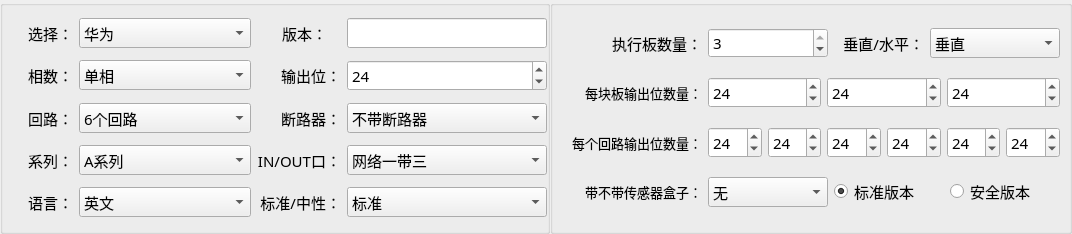
Above: PDU-QualityTest/home/home_mpduparamwid.ui from ChinaClever/PDU-QualityTest before the change. Below: the same form after it.
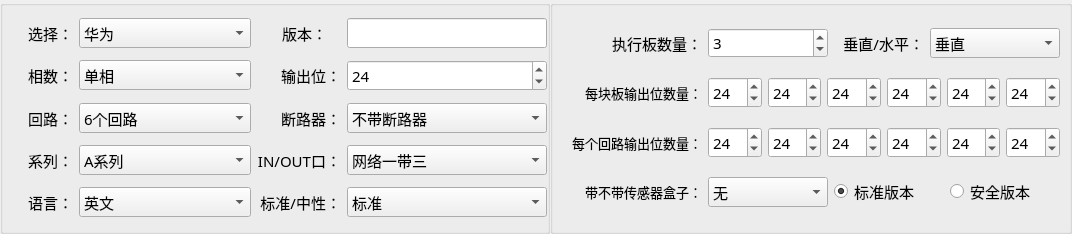
That is the form after the change.

```diff
--- a/PDU-QualityTest/home/home_mpduparamwid.ui
+++ b/PDU-QualityTest/home/home_mpduparamwid.ui
@@ -584,7 +584,7 @@
            </size>
           </property>
           <property name="maximum">
-           <number>3</number>
+           <number>6</number>
           </property>
           <property name="value">
            <number>3</number>
@@ -728,6 +728,36 @@
           </property>
          </widget>
         </item>
+        <item>
+         <widget class="QSpinBox" name="opSpin_4">
+          <property name="maximum">
+           <number>42</number>
+          </property>
+          <property name="value">
+           <number>24</number>
+          </property>
+         </widget>
+        </item>
+        <item>
+         <widget class="QSpinBox" name="opSpin_5">
+          <property name="maximum">
+           <number>42</number>
+          </property>
+          <property name="value">
+           <number>24</number>
+          </property>
+         </widget>
+        </item>
+        <item>
+         <widget class="QSpinBox" name="opSpin_6">
+          <property name="maximum">
+           <number>42</number>
+          </property>
+          <property name="value">
+           <number>24</number>
+          </property>
+         </widget>
+        </item>
        </layout>
       </item>
       <item row="2" column="0">
```
